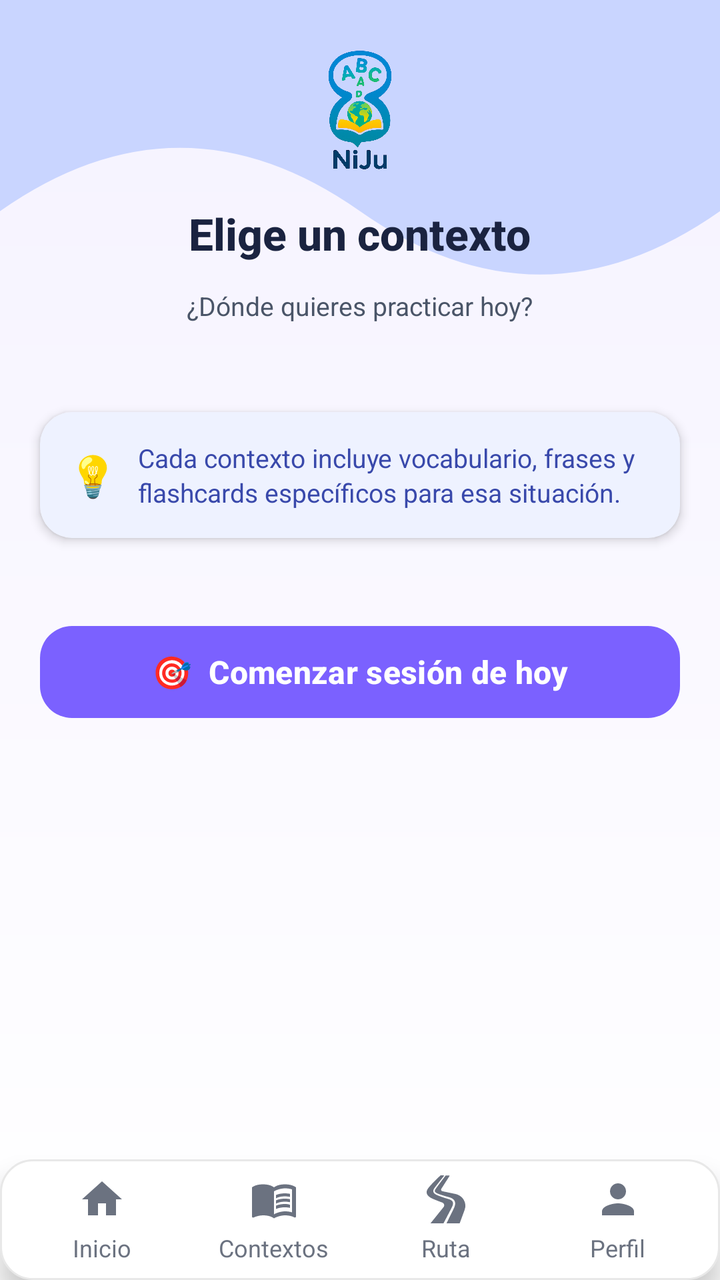
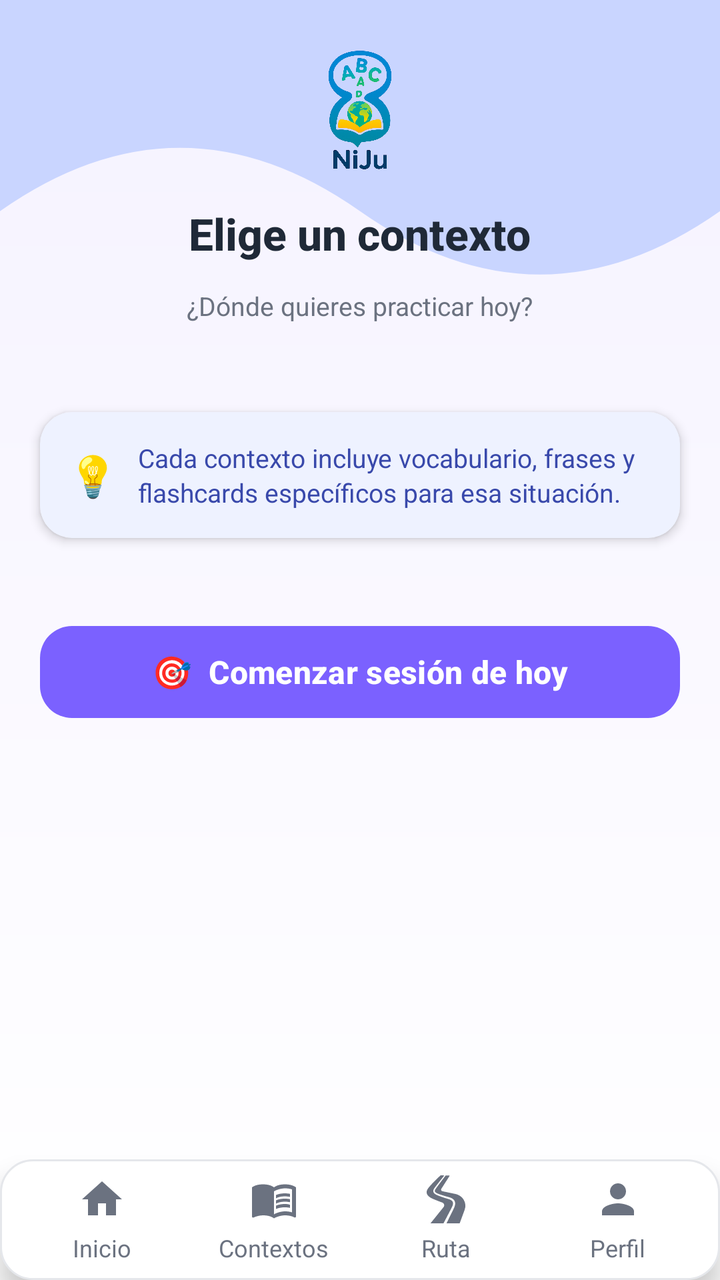

Compare the two renders of this Android layout. The source of the first and the diff that turns it into the second are given below.
<!-- AndroidManifest.xml: application theme Theme.NiJu_Project -->
<!-- res/layout/activity_contexts.xml -->
<?xml version="1.0" encoding="utf-8"?>
<RelativeLayout xmlns:android="http://schemas.android.com/apk/res/android"
    xmlns:app="http://schemas.android.com/apk/res-auto"
    xmlns:tools="http://schemas.android.com/tools"
    android:layout_width="match_parent"
    android:layout_height="match_parent"
    android:background="@drawable/background_gradient"
    tools:context=".ContextsActivity">

    
    <ProgressBar
        android:id="@+id/progressBar"
        android:layout_width="wrap_content"
        android:layout_height="wrap_content"
        android:layout_centerInParent="true"
        android:elevation="10dp"
        android:visibility="gone" />

    
    <ScrollView
        android:layout_width="match_parent"
        android:layout_height="match_parent"
        android:layout_above="@id/include_bottom_navigation"
        android:scrollbars="none"
        android:overScrollMode="never">

        <LinearLayout
            android:layout_width="match_parent"
            android:layout_height="wrap_content"
            android:orientation="vertical">

            
            <RelativeLayout
                android:layout_width="match_parent"
                android:layout_height="190dp"
                android:background="@drawable/top_wave_shape">

                <ImageView
                    android:id="@+id/logoNiJu"
                    android:layout_width="88dp"
                    android:layout_height="78dp"
                    android:layout_alignParentTop="true"
                    android:layout_centerHorizontal="true"
                    android:layout_marginTop="16dp"
                    android:src="@drawable/logo_niju"
                    android:contentDescription="@string/app_name" />

                <TextView
                    android:layout_width="wrap_content"
                    android:layout_height="wrap_content"
                    android:layout_below="@id/logoNiJu"
                    android:layout_centerHorizontal="true"
                    android:layout_marginTop="8dp"
                    android:text="Elige un contexto"
                    android:textColor="#1A2340"
                    android:textSize="22sp"
                    android:textStyle="bold"
                    android:fontFamily="sans-serif-medium" />

                <TextView
                    android:layout_width="wrap_content"
                    android:layout_height="wrap_content"
                    android:layout_below="@id/logoNiJu"
                    android:layout_centerHorizontal="true"
                    android:layout_marginTop="50dp"
                    android:text="¿Dónde quieres practicar hoy?"
                    android:textColor="#4A5568"
                    android:textSize="13sp" />
            </RelativeLayout>

            
            <androidx.cardview.widget.CardView
                android:layout_width="match_parent"
                android:layout_height="wrap_content"
                android:layout_marginHorizontal="20dp"
                android:layout_marginTop="16dp"
                android:layout_marginBottom="4dp"
                app:cardCornerRadius="16dp"
                app:cardElevation="3dp"
                app:cardBackgroundColor="#EEF2FF">

                <LinearLayout
                    android:layout_width="match_parent"
                    android:layout_height="wrap_content"
                    android:orientation="horizontal"
                    android:padding="14dp"
                    android:gravity="center_vertical">

                    <TextView
                        android:layout_width="wrap_content"
                        android:layout_height="wrap_content"
                        android:text="💡"
                        android:textSize="20sp"
                        android:layout_marginEnd="10dp" />

                    <TextView
                        android:layout_width="0dp"
                        android:layout_height="wrap_content"
                        android:layout_weight="1"
                        android:text="Cada contexto incluye vocabulario, frases y flashcards específicos para esa situación."
                        android:textColor="#3949AB"
                        android:textSize="13sp"
                        android:lineSpacingExtra="2dp" />
                </LinearLayout>
            </androidx.cardview.widget.CardView>

            
            <androidx.recyclerview.widget.RecyclerView
                android:id="@+id/rvContexts"
                android:layout_width="match_parent"
                android:layout_height="wrap_content"
                android:layout_marginHorizontal="16dp"
                android:layout_marginTop="12dp"
                android:layout_marginBottom="8dp"
                android:padding="4dp"
                android:clipToPadding="false"
                android:nestedScrollingEnabled="false" />

            
            <com.google.android.material.button.MaterialButton
                android:id="@+id/btnStartSession"
                android:layout_width="match_parent"
                android:layout_height="54dp"
                android:layout_marginHorizontal="20dp"
                android:layout_marginTop="8dp"
                android:layout_marginBottom="36dp"
                app:backgroundTint="#7B61FF"
                app:cornerRadius="16dp"
                android:text="🎯  Comenzar sesión de hoy"
                android:textAllCaps="false"
                android:textColor="#FFFFFF"
                android:textSize="16sp"
                android:textStyle="bold"
                app:elevation="4dp" />

        </LinearLayout>
    </ScrollView>

    
    <include
        android:id="@+id/include_bottom_navigation"
        layout="@layout/bottom_navigation"
        android:layout_width="match_parent"
        android:layout_height="wrap_content"
        android:layout_alignParentBottom="true" />

</RelativeLayout>
<!-- res/layout/bottom_navigation.xml (included above) -->
<?xml version="1.0" encoding="utf-8"?>
<LinearLayout xmlns:android="http://schemas.android.com/apk/res/android"
    android:id="@+id/bottom_navigation"
    android:layout_width="match_parent"
    android:layout_height="70dp"
    android:layout_alignParentBottom="true"
    android:background="@drawable/rounded_bg"
    android:elevation="8dp"
    android:orientation="horizontal"
    android:padding="8dp">

    
    <LinearLayout
        android:id="@+id/navHome"
        android:layout_width="0dp"
        android:layout_height="match_parent"
        android:layout_weight="1"
        android:gravity="center"
        android:orientation="vertical">

        <ImageView
            android:layout_width="24dp"
            android:layout_height="24dp"
            android:layout_marginBottom="4dp"
            android:src="@drawable/ic_home_active" />

        <TextView
            android:layout_width="wrap_content"
            android:layout_height="wrap_content"
            android:text="Inicio"
            android:textColor="#6B7280"
            android:textSize="12sp" />
    </LinearLayout>

    
    <LinearLayout
        android:id="@+id/navContexts"
        android:layout_width="0dp"
        android:layout_height="match_parent"
        android:layout_weight="1"
        android:gravity="center"
        android:orientation="vertical">

        <ImageView
            android:layout_width="24dp"
            android:layout_height="24dp"
            android:layout_marginBottom="4dp"
            android:src="@drawable/ic_contexts" />

        <TextView
            android:layout_width="wrap_content"
            android:layout_height="wrap_content"
            android:text="Contextos"
            android:textColor="#6B7280"
            android:textSize="12sp" />
    </LinearLayout>

    
    <LinearLayout
        android:id="@+id/navRuta"
        android:layout_width="0dp"
        android:layout_height="match_parent"
        android:layout_weight="1"
        android:gravity="center"
        android:orientation="vertical">

        <ImageView
            android:layout_width="24dp"
            android:layout_height="24dp"
            android:layout_marginBottom="4dp"
            android:src="@drawable/ic_road" />

        <TextView
            android:layout_width="wrap_content"
            android:layout_height="wrap_content"
            android:text="Ruta"
            android:textColor="#6B7280"
            android:textSize="12sp" />
    </LinearLayout>

    
    <LinearLayout
        android:id="@+id/navProfile"
        android:layout_width="0dp"
        android:layout_height="match_parent"
        android:layout_weight="1"
        android:gravity="center"
        android:orientation="vertical">

        <ImageView
            android:layout_width="24dp"
            android:layout_height="24dp"
            android:layout_marginBottom="4dp"
            android:src="@drawable/ic_profile" />

        <TextView
            android:layout_width="wrap_content"
            android:layout_height="wrap_content"
            android:text="Perfil"
            android:textColor="#6B7280"
            android:textSize="12sp" />
    </LinearLayout>
</LinearLayout>
<!-- resources referenced by this layout -->
<resources>
  <!-- drawable background_gradient (drawable) -->
  <shape xmlns:android="http://schemas.android.com/apk/res/android">
      <gradient
          android:startColor="#F5F2FF"
          android:endColor="#FFFFFF"
          android:angle="270"/>
  </shape>
  <!-- drawable ic_home_active (drawable) -->
  <?xml version="1.0" encoding="utf-8"?>
  <vector xmlns:android="http://schemas.android.com/apk/res/android"
      android:width="24dp"
      android:height="24dp"
      android:viewportWidth="24"
      android:viewportHeight="24">
      <path
          android:fillColor="#6B7280"
          android:pathData="M10,20v-6h4v6h5v-8h3L12,3 2,12h3v8z"/>
  </vector>
  <!-- drawable ic_profile (drawable) -->
  <?xml version="1.0" encoding="utf-8"?>
  <vector xmlns:android="http://schemas.android.com/apk/res/android"
      android:width="24dp"
      android:height="24dp"
      android:viewportWidth="24"
      android:viewportHeight="24">
      <path
          android:fillColor="#6B7280"
          android:pathData="M12,12c2.21,0 4,-1.79 4,-4s-1.79,-4 -4,-4 -4,1.79 -4,4 1.79,4 4,4zM12,14c-2.67,0 -8,1.34 -8,4v2h16v-2c0,-2.66 -5.33,-4 -8,-4z"/>
  </vector>
  <!-- drawable rounded_bg (drawable) -->
  <?xml version="1.0" encoding="utf-8"?>
  <shape xmlns:android="http://schemas.android.com/apk/res/android"
      android:shape="rectangle">
      <solid android:color="#FFFFFF" />
      <corners android:radius="16dp" />
      <stroke
          android:width="1dp"
          android:color="#E8E8E8" />
  </shape>
  <!-- drawable top_wave_shape (drawable) -->
  <vector xmlns:android="http://schemas.android.com/apk/res/android"
      android:width="400dp"
      android:height="180dp"
      android:viewportWidth="400"
      android:viewportHeight="180">
      <path
          android:fillColor="#C9D5FF"
          android:pathData="M0,0 L400,0 L400,100 Q300,160 200,100 Q100,40 0,100 Z" />
  </vector>
  <string name="app_name">Niju</string>
  <style name="Theme.NiJu_Project" parent="Base.Theme.NiJu_Project" />
  <style name="Base.Theme.NiJu_Project" parent="Theme.Material3.DayNight.NoActionBar">
          
          
      </style>
  <!-- unchanged entries left out for length: 3 -->
</resources>

<!-- the commit's change to res/layout/activity_contexts.xml (unified diff, before → after) -->
@@ -52,7 +52,7 @@
                     android:layout_centerHorizontal="true"
                     android:layout_marginTop="8dp"
                     android:text="Elige un contexto"
-                    android:textColor="#1A2340"
+                    android:textColor="@color/color_text_primary"
                     android:textSize="22sp"
                     android:textStyle="bold"
                     android:fontFamily="sans-serif-medium" />
@@ -64,7 +64,7 @@
                     android:layout_centerHorizontal="true"
                     android:layout_marginTop="50dp"
                     android:text="¿Dónde quieres practicar hoy?"
-                    android:textColor="#4A5568"
+                    android:textColor="@color/color_text_secondary"
                     android:textSize="13sp" />
             </RelativeLayout>
 
@@ -77,7 +77,7 @@
                 android:layout_marginBottom="4dp"
                 app:cardCornerRadius="16dp"
                 app:cardElevation="3dp"
-                app:cardBackgroundColor="#EEF2FF">
+                app:cardBackgroundColor="@color/color_card_blue">
 
                 <LinearLayout
                     android:layout_width="match_parent"
@@ -176,7 +176,7 @@
             android:layout_width="wrap_content"
             android:layout_height="wrap_content"
             android:text="Inicio"
-            android:textColor="#6B7280"
+            android:textColor="@color/color_text_secondary"
             android:textSize="12sp" />
     </LinearLayout>
 
@@ -199,7 +199,7 @@
             android:layout_width="wrap_content"
             android:layout_height="wrap_content"
             android:text="Contextos"
-            android:textColor="#6B7280"
+            android:textColor="@color/color_text_secondary"
             android:textSize="12sp" />
     </LinearLayout>
 
@@ -222,7 +222,7 @@
             android:layout_width="wrap_content"
             android:layout_height="wrap_content"
             android:text="Ruta"
-            android:textColor="#6B7280"
+            android:textColor="@color/color_text_secondary"
             android:textSize="12sp" />
     </LinearLayout>
 
@@ -245,7 +245,7 @@
             android:layout_width="wrap_content"
             android:layout_height="wrap_content"
             android:text="Perfil"
-            android:textColor="#6B7280"
+            android:textColor="@color/color_text_secondary"
             android:textSize="12sp" />
     </LinearLayout>
 </LinearLayout>
<!-- resource entries referenced after the edit -->
@@ -1,10 +1,14 @@
 <!-- resources referenced by this layout -->
 <resources>
+  <color name="color_card_blue">#EEF2FF</color>
+  <color name="color_text_primary">#1F2937</color>
+  <color name="color_text_secondary">#6B7280</color>
   <!-- drawable background_gradient (drawable) -->
+  <?xml version="1.0" encoding="utf-8"?>
   <shape xmlns:android="http://schemas.android.com/apk/res/android">
       <gradient
-          android:startColor="#F5F2FF"
-          android:endColor="#FFFFFF"
+          android:startColor="@color/color_gradient_start"
+          android:endColor="@color/color_gradient_end"
           android:angle="270"/>
   </shape>
   <!-- drawable ic_home_active (drawable) -->
@@ -33,11 +37,11 @@
   <?xml version="1.0" encoding="utf-8"?>
   <shape xmlns:android="http://schemas.android.com/apk/res/android"
       android:shape="rectangle">
-      <solid android:color="#FFFFFF" />
+      <solid android:color="@color/color_surface" />
       <corners android:radius="16dp" />
       <stroke
           android:width="1dp"
-          android:color="#E8E8E8" />
+          android:color="@color/color_border" />
   </shape>
   <!-- drawable top_wave_shape (drawable) -->
   <vector xmlns:android="http://schemas.android.com/apk/res/android"
@@ -46,14 +50,32 @@
       android:viewportWidth="400"
       android:viewportHeight="180">
       <path
-          android:fillColor="#C9D5FF"
+          android:fillColor="@color/color_wave"
           android:pathData="M0,0 L400,0 L400,100 Q300,160 200,100 Q100,40 0,100 Z" />
   </vector>
   <string name="app_name">Niju</string>
   <style name="Theme.NiJu_Project" parent="Base.Theme.NiJu_Project" />
+  <color name="color_gradient_start">#F5F2FF</color>
+  <color name="color_gradient_end">#FFFFFF</color>
+  <color name="color_surface">#FFFFFF</color>
+  <color name="color_border">#E5E7EB</color>
+  <color name="color_wave">#C9D5FF</color>
   <style name="Base.Theme.NiJu_Project" parent="Theme.Material3.DayNight.NoActionBar">
+          <item name="colorPrimary">#5865F2</item>
+          <item name="colorPrimaryVariant">#4338CA</item>
+          <item name="colorSecondary">#818CF8</item>
+          <item name="android:colorBackground">@color/color_background</item>
+          <item name="colorSurface">@color/color_surface</item>
+          <item name="android:textColorPrimary">@color/color_text_primary</item>
+          <item name="android:textColorSecondary">@color/color_text_secondary</item>
           
-          
+          <item name="cardViewStyle">@style/Widget.NiJu.CardView</item>
+      </style>
+  <color name="color_background">#F3F4F6</color>
+  <style name="Widget.NiJu.CardView" parent="Widget.MaterialComponents.CardView">
+          <item name="cardBackgroundColor">@color/color_surface</item>
+          <item name="cardCornerRadius">16dp</item>
+          <item name="cardElevation">2dp</item>
       </style>
   <!-- unchanged entries left out for length: 3 -->
 </resources>
